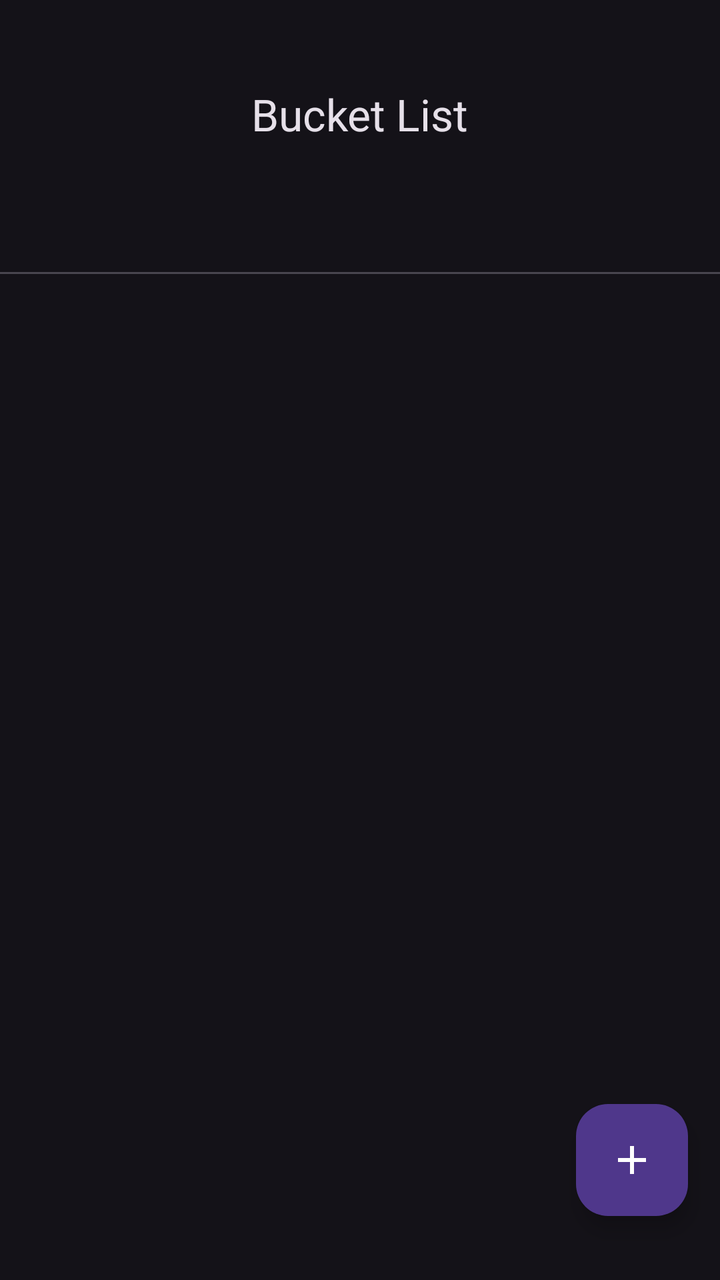
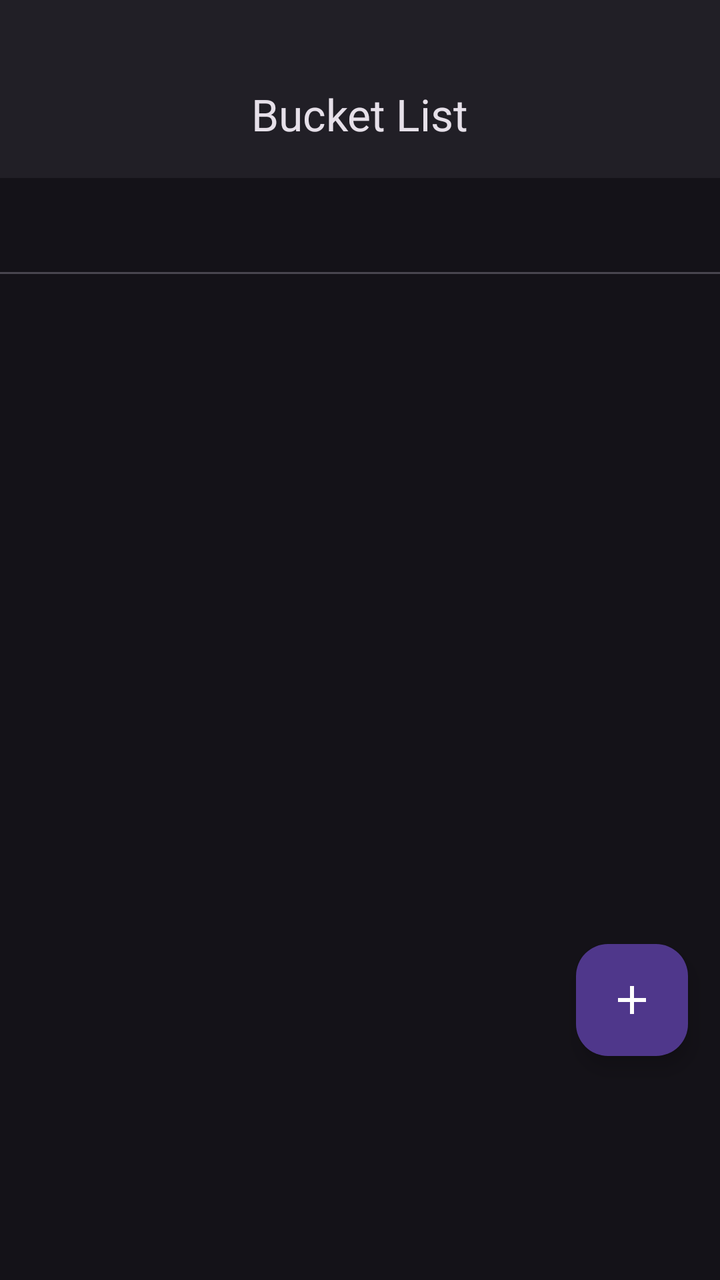

Two renders of the same Android screen: before a commit and after it. Below are the layout's source before the change and the commit's diff.
<!-- AndroidManifest.xml: application theme Theme.PlacesTracker -->
<!-- res/layout/fragment_bucket_list.xml -->
<?xml version="1.0" encoding="utf-8"?>
<androidx.coordinatorlayout.widget.CoordinatorLayout xmlns:android="http://schemas.android.com/apk/res/android"
    xmlns:app="http://schemas.android.com/apk/res-auto"
    xmlns:tools="http://schemas.android.com/tools"
    android:layout_width="match_parent"
    android:layout_height="match_parent">

    <com.google.android.material.appbar.AppBarLayout
        android:id="@+id/appBarLayout"
        android:layout_width="match_parent"
        android:layout_height="wrap_content"
        android:background="@android:color/transparent"
        app:elevation="0dp">

        <com.google.android.material.appbar.MaterialToolbar
            android:id="@+id/toolbar"
            android:layout_width="match_parent"
            android:layout_height="?attr/actionBarSize"
            android:layout_marginTop="25dp"
            app:title="@string/bucket_list"
            app:titleCentered="true" />

        <com.google.android.material.tabs.TabLayout
            android:id="@+id/tabLayoutBucket"
            android:layout_width="match_parent"
            android:layout_height="wrap_content"
            app:tabIndicatorFullWidth="false"
            app:tabRippleColor="@android:color/transparent"
            app:tabSelectedTextColor="?attr/colorPrimary"
            app:tabTextColor="?android:attr/textColorSecondary" />
    </com.google.android.material.appbar.AppBarLayout>

    <androidx.viewpager2.widget.ViewPager2
        android:id="@+id/viewPagerBucket"
        android:layout_width="match_parent"
        android:layout_height="match_parent"
        app:layout_behavior="@string/appbar_scrolling_view_behavior" />

    <com.google.android.material.floatingactionbutton.FloatingActionButton
        android:id="@+id/fabAddBucketItem"
        android:layout_width="wrap_content"
        android:layout_height="wrap_content"
        android:layout_gravity="bottom|end"
        android:layout_marginEnd="16dp"
        android:layout_marginBottom="32dp"
        android:src="@drawable/ic_add"
        android:contentDescription="@string/add"
        app:tint="@android:color/white" />

</androidx.coordinatorlayout.widget.CoordinatorLayout>
<!-- resources referenced by this layout -->
<resources>
  <!-- drawable ic_add (drawable) -->
  <vector xmlns:android="http://schemas.android.com/apk/res/android" android:height="24dp" android:tint="#000000" android:viewportHeight="960" android:viewportWidth="960" android:width="24dp">
        
      <path android:fillColor="@android:color/white" android:pathData="M440,520L200,520L200,440L440,440L440,200L520,200L520,440L760,440L760,520L520,520L520,760L440,760L440,520Z"/>
      
  </vector>
  <string name="add">Hinzufügen</string>
  <string name="bucket_list">Bucket List</string>
  <style name="Theme.PlacesTracker" parent="Theme.Material3.Dark.NoActionBar" />
</resources>

<!-- the commit's change to res/layout/fragment_bucket_list.xml (unified diff, before → after) -->
@@ -3,14 +3,15 @@
     xmlns:app="http://schemas.android.com/apk/res-auto"
     xmlns:tools="http://schemas.android.com/tools"
     android:layout_width="match_parent"
-    android:layout_height="match_parent">
+    android:layout_height="match_parent"
+    android:background="?attr/colorSurface">
 
     <com.google.android.material.appbar.AppBarLayout
         android:id="@+id/appBarLayout"
         android:layout_width="match_parent"
         android:layout_height="wrap_content"
-        android:background="@android:color/transparent"
-        app:elevation="0dp">
+        android:background="?attr/colorSurfaceContainer"
+        app:elevation="4dp">
 
         <com.google.android.material.appbar.MaterialToolbar
             android:id="@+id/toolbar"
@@ -18,7 +19,8 @@
             android:layout_height="?attr/actionBarSize"
             android:layout_marginTop="25dp"
             app:title="@string/bucket_list"
-            app:titleCentered="true" />
+            app:titleCentered="true"
+            app:titleTextAppearance="@style/TextAppearance.Material3.TitleLarge" />
 
         <com.google.android.material.tabs.TabLayout
             android:id="@+id/tabLayoutBucket"
@@ -42,7 +44,7 @@
         android:layout_height="wrap_content"
         android:layout_gravity="bottom|end"
         android:layout_marginEnd="16dp"
-        android:layout_marginBottom="32dp"
+        android:layout_marginBottom="112dp"
         android:src="@drawable/ic_add"
         android:contentDescription="@string/add"
         app:tint="@android:color/white" />
